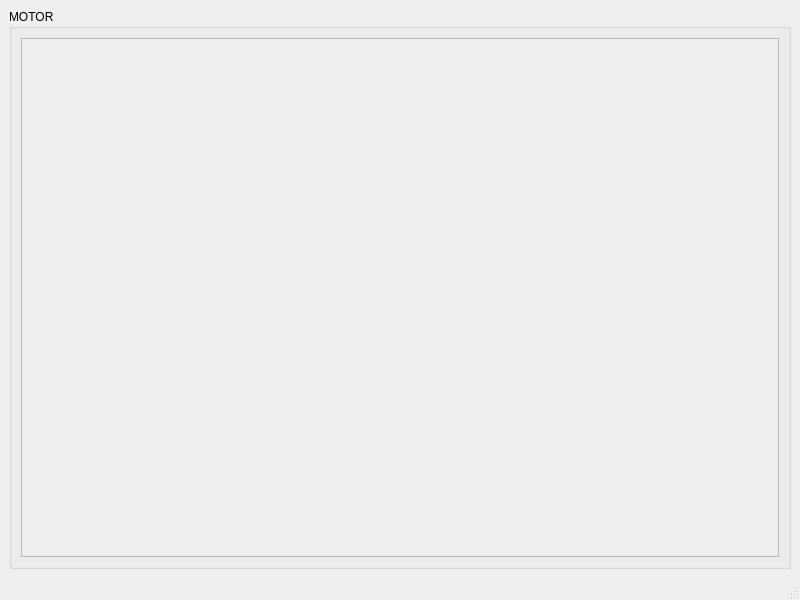
Cooperxe/Bullet_farm, file MotorTest/mainwindow.ui: the form before one commit.
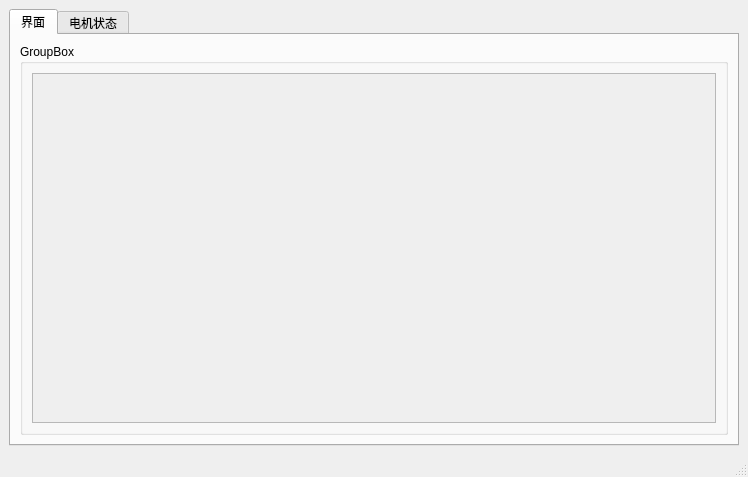
The form after the commit.

Commit message: MainWindow显示motor

Diff of the .ui file:
```diff
--- a/MotorTest/mainwindow.ui
+++ b/MotorTest/mainwindow.ui
@@ -6,34 +6,34 @@
    <rect>
     <x>0</x>
     <y>0</y>
-    <width>800</width>
-    <height>600</height>
+    <width>748</width>
+    <height>477</height>
    </rect>
   </property>
   <property name="windowTitle">
    <string>MainWindow</string>
   </property>
+  <property name="styleSheet">
+   <string notr="true"/>
+  </property>
   <widget class="QWidget" name="centralwidget">
+   <layout class="QVBoxLayout" name="verticalLayout_4">
+    <item>
+     <widget class="QTabWidget" name="tabWidget">
+      <property name="currentIndex">
+       <number>0</number>
+      </property>
+      <widget class="QWidget" name="widget">
+       <attribute name="title">
+        <string>界面</string>
+       </attribute>
    <layout class="QVBoxLayout" name="verticalLayout">
     <item>
-     <widget class="QSplitter" name="splitter">
-      <property name="orientation">
-       <enum>Qt::Horizontal</enum>
-      </property>
-      <widget class="QGroupBox" name="MOTORgroupBox">
-       <property name="font">
-        <font>
-         <pointsize>9</pointsize>
-         <bold>false</bold>
-        </font>
-       </property>
-       <property name="layoutDirection">
-        <enum>Qt::LeftToRight</enum>
-       </property>
+         <widget class="QGroupBox" name="groupBox">
        <property name="title">
-        <string>MOTOR</string>
-       </property>
-       <layout class="QVBoxLayout" name="verticalLayout_6">
+           <string>GroupBox</string>
+          </property>
+          <layout class="QVBoxLayout" name="verticalLayout_2">
         <item>
          <widget class="QScrollArea" name="MotorscrollArea_2">
           <property name="widgetResizable">
@@ -44,15 +44,27 @@
             <rect>
              <x>0</x>
              <y>0</y>
-             <width>756</width>
-             <height>495</height>
-            </rect>
-           </property>
-           <layout class="QVBoxLayout" name="MotorverticalLayout_2"/>
+                <width>682</width>
+                <height>325</height>
+               </rect>
+              </property>
+              <layout class="QVBoxLayout" name="verticalLayout_3">
+               <property name="sizeConstraint">
+                <enum>QLayout::SetFixedSize</enum>
+               </property>
+              </layout>
           </widget>
          </widget>
         </item>
        </layout>
+         </widget>
+        </item>
+       </layout>
+      </widget>
+      <widget class="QWidget" name="widget">
+       <attribute name="title">
+        <string>电机状态</string>
+       </attribute>
       </widget>
      </widget>
     </item>
```
Left out of the diff: 6 changed lines with no effect on the pictures. Lines whose indentation alone changed are shown as unchanged. The commit also changes 6 other files.
